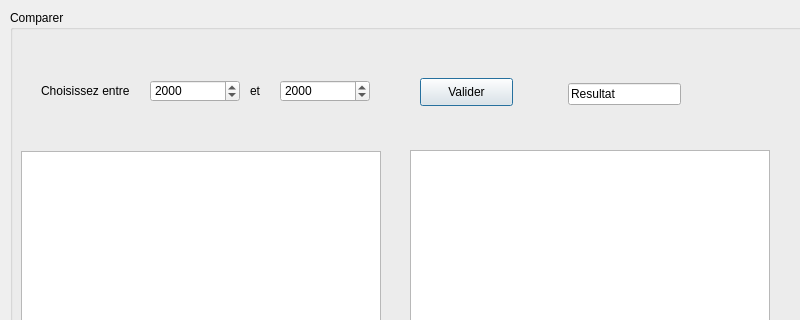
Before: the Qt Designer form Mouadhromdhane/dialog__3.ui in ZghalYoussef97/Sixpack-, drawn with Qt 5; both pictures show x 0 to 800 and y 0 to 320 of the 925 by 583 pixel window.
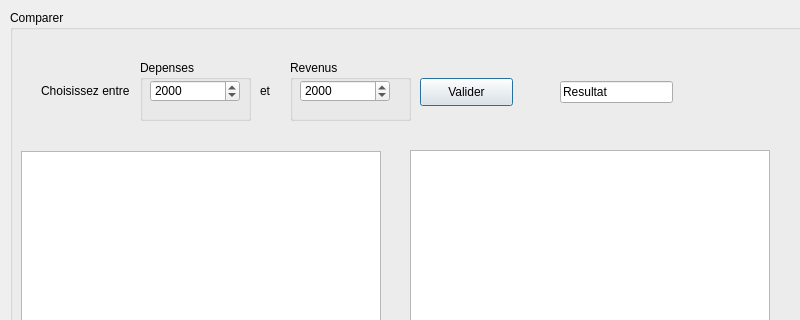
After: the same form once the commit is applied.

```diff
--- a/Mouadhromdhane/dialog__3.ui
+++ b/Mouadhromdhane/dialog__3.ui
@@ -30,7 +30,7 @@
      <rect>
       <x>31</x>
       <y>73</y>
-      <width>91</width>
+      <width>100</width>
       <height>16</height>
      </rect>
     </property>
@@ -38,23 +38,10 @@
      <string>Choisissez entre</string>
     </property>
    </widget>
-   <widget class="QDateEdit" name="dateEdit_2">
-    <property name="geometry">
-     <rect>
-      <x>270</x>
-      <y>70</y>
-      <width>90</width>
-      <height>22</height>
-     </rect>
-    </property>
-    <property name="displayFormat">
-     <string>yyyy</string>
-    </property>
-   </widget>
    <widget class="QLabel" name="label_2">
     <property name="geometry">
      <rect>
-      <x>240</x>
+      <x>250</x>
       <y>73</y>
       <width>16</width>
       <height>16</height>
@@ -64,19 +51,6 @@
      <string>et</string>
     </property>
    </widget>
-   <widget class="QDateEdit" name="dateEdit">
-    <property name="geometry">
-     <rect>
-      <x>140</x>
-      <y>70</y>
-      <width>90</width>
-      <height>22</height>
-     </rect>
-    </property>
-    <property name="displayFormat">
-     <string>yyyy</string>
-    </property>
-   </widget>
    <widget class="QPushButton" name="pushButton">
     <property name="geometry">
      <rect>
@@ -149,8 +123,8 @@
    <widget class="QLineEdit" name="lineEdit_3">
     <property name="geometry">
      <rect>
-      <x>558</x>
-      <y>73</y>
+      <x>550</x>
+      <y>71</y>
       <width>113</width>
       <height>22</height>
      </rect>
@@ -182,6 +156,84 @@
      </rect>
     </property>
    </widget>
+   <widget class="QGroupBox" name="groupBox_10">
+    <property name="geometry">
+     <rect>
+      <x>280</x>
+      <y>50</y>
+      <width>121</width>
+      <height>61</height>
+     </rect>
+    </property>
+    <property name="title">
+     <string>Revenus</string>
+    </property>
+    <widget class="QGroupBox" name="groupBox_12">
+     <property name="geometry">
+      <rect>
+       <x>230</x>
+       <y>0</y>
+       <width>141</width>
+       <height>66</height>
+      </rect>
+     </property>
+     <property name="title">
+      <string>Depenses</string>
+     </property>
+    </widget>
+    <widget class="QDateEdit" name="dateEdit_2">
+     <property name="geometry">
+      <rect>
+       <x>10</x>
+       <y>20</y>
+       <width>90</width>
+       <height>22</height>
+      </rect>
+     </property>
+     <property name="displayFormat">
+      <string>yyyy</string>
+     </property>
+    </widget>
+   </widget>
+   <widget class="QGroupBox" name="groupBox_14">
+    <property name="geometry">
+     <rect>
+      <x>130</x>
+      <y>50</y>
+      <width>111</width>
+      <height>61</height>
+     </rect>
+    </property>
+    <property name="title">
+     <string>Depenses</string>
+    </property>
+    <widget class="QGroupBox" name="groupBox_15">
+     <property name="geometry">
+      <rect>
+       <x>230</x>
+       <y>0</y>
+       <width>141</width>
+       <height>66</height>
+      </rect>
+     </property>
+     <property name="title">
+      <string>Depenses</string>
+     </property>
+    </widget>
+    <widget class="QDateEdit" name="dateEdit">
+     <property name="geometry">
+      <rect>
+       <x>10</x>
+       <y>20</y>
+       <width>90</width>
+       <height>22</height>
+      </rect>
+     </property>
+     <property name="displayFormat">
+      <string>yyyy</string>
+     </property>
+    </widget>
+   </widget>
   </widget>
  </widget>
  <resources/>
```
